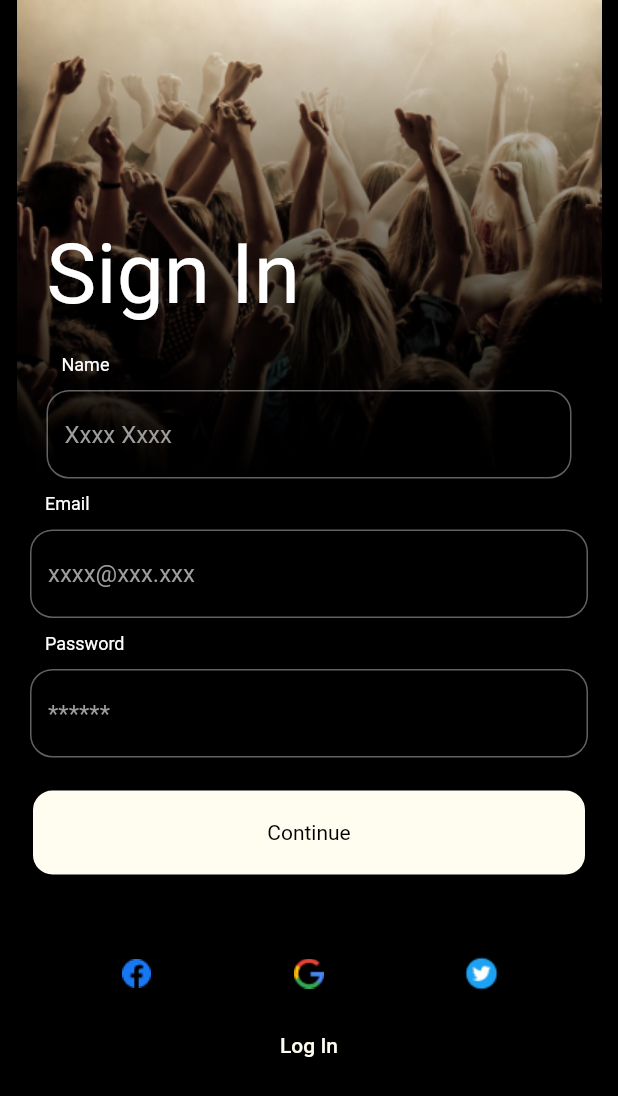
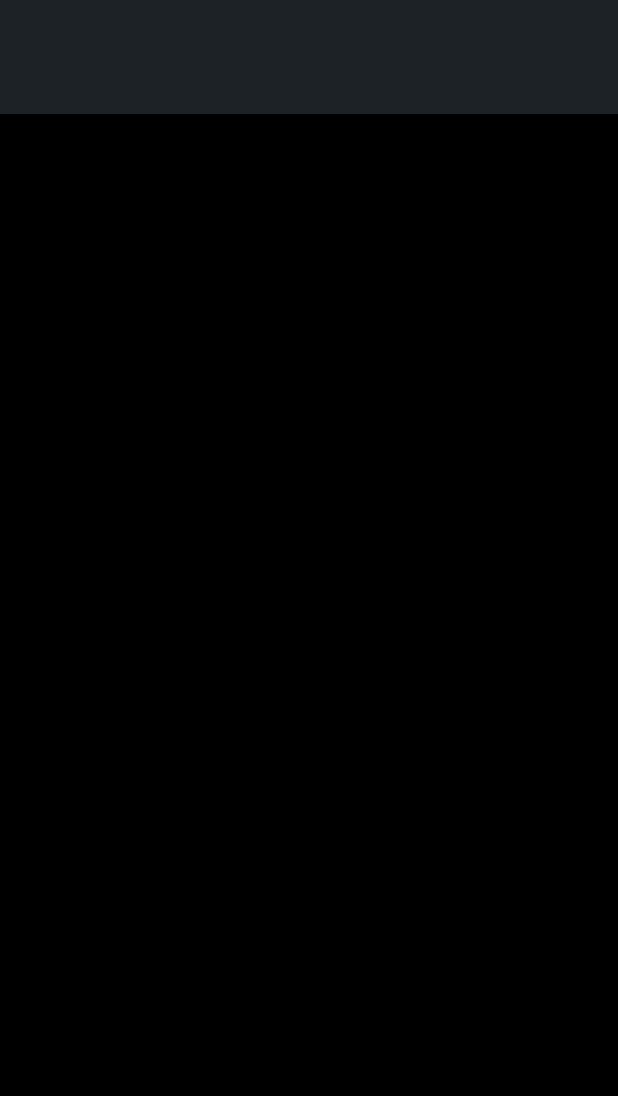
Before and after one commit to aysekayabay/activist_app, a Flutter app: the screen it shows after launch, on a phone screen of 412 x 824 dp. Shown: the top 1096 px of the screen. Run offline on Flutter 3.47's test engine with Material 2 defaults, Android fonts, the phone set to English and light mode, and no system bars; our stand-ins replace cloud_firestore, firebase_auth, firebase_core, flutter_mobx, geocoding, google_sign_in and 1 more; missing offline and left inert: flutter_facebook_auth; accounts and stored records are empty; generated files the repository leaves out were written again; Roboto replaces fonts that are missing (Poppins).

Commit message:
custom app bar designed

```diff
--- /dev/null
+++ b/lib/core/components/app_bar/custom_app_bar.dart
@@ -0,0 +1,92 @@
+import 'package:akademi_bootcamp/core/constants/image/image_constants.dart';
+import 'package:akademi_bootcamp/core/constants/theme/theme_constants.dart';
+import 'package:flutter/material.dart';
+
+class CustomAppBar extends StatelessWidget implements PreferredSizeWidget {
+  final BuildContext context;
+  final double height;
+  final AppBarWidgets? left;
+  final AppBarWidgets? right;
+  final AppBarWidgets? center;
+  final Color? leftIconColor;
+  final Color? rightIconColor;
+  final String? centerTitle;
+
+  CustomAppBar({required this.context, this.height = kToolbarHeight, this.left, this.right, this.center, this.leftIconColor, this.rightIconColor, this.centerTitle});
+
+  @override
+  Size get preferredSize => Size.fromHeight(height + AppSizes.mediumSize);
+  Widget leftWidgetGenerator() {
+    if (left != null) {
+      switch (left) {
+        case AppBarWidgets.BACK:
+          return Image.asset(ImageConstants.BACK, color: leftIconColor ?? null);
+        case AppBarWidgets.PROFILE:
+          return profileWidget();
+        default:
+          return SizedBox();
+      }
+    }
+    return SizedBox();
+  }
+
+  Container profileWidget() {
+    return Container(
+      padding: EdgeInsets.all(AppSizes.lowSize),
+      decoration: BoxDecoration(shape: BoxShape.circle),
+      child: Center(child: Image.asset(ImageConstants.AUTH_IMAGE, width: preferredSize.height, height: preferredSize.height, fit: BoxFit.fitWidth)),
+    );
+  }
+
+  Widget rightWidgetGenerator() {
+    if (right != null) {
+      switch (right) {
+        case AppBarWidgets.NEXT:
+          return Image.asset(ImageConstants.NEXT, color: rightIconColor ?? null);
+        case AppBarWidgets.NOT_FAVOURITE:
+          return Icon(Icons.favorite_outline_rounded, size: preferredSize.height / 2, color: AppColors.vanillaShake);
+        case AppBarWidgets.FAVOURITE:
+          return Icon(Icons.favorite_rounded, size: preferredSize.height / 2, color: AppColors.red);
+        case AppBarWidgets.NOT_NOTIFICATION:
+          return Image.asset(ImageConstants.NOTIFICATION, color: rightIconColor ?? null);
+        case AppBarWidgets.NOTIFICATION: //TODO prepare functions
+          return Image.asset(ImageConstants.NOTIFICATION, color: rightIconColor ?? null);
+        default:
+          return SizedBox();
+      }
+    }
+    return SizedBox();
+  }
+
+  Widget centerWidgetGenerator() {
+    if (center != null) {
+      switch (center) {
+        case AppBarWidgets.LOGO:
+          return Image.asset(ImageConstants.LOGO_GREY);
+        case AppBarWidgets.TITLE:
+          return Align(alignment: Alignment.center, child: Text(centerTitle ?? '', style: Theme.of(context).textTheme.labelMedium!.copyWith(color: AppColors.darkGrey)));
+        default:
+          return SizedBox();
+      }
+    }
+    return SizedBox();
+  }
+
+  @override
+  Widget build(BuildContext context) {
+    double widgetWith = AppSizes.highSize + AppSizes.mediumSize;
+    return Container(
+        color: Color.fromARGB(255, 28, 34, 37),
+        height: preferredSize.height,
+        child: Row(
+          mainAxisAlignment: MainAxisAlignment.spaceBetween,
+          children: [
+            Container(width: widgetWith, height: preferredSize.height, child: leftWidgetGenerator()),
+            Container(height: preferredSize.height, child: centerWidgetGenerator()),
+            Container(width: widgetWith, height: preferredSize.height, child: rightWidgetGenerator()),
+          ],
+        ));
+  }
+}
+
+enum AppBarWidgets { LOGO, TITLE, NOTIFICATION, BACK, NEXT, PROFILE, FAVOURITE, NOT_FAVOURITE, NOT_NOTIFICATION }
--- a/lib/core/constants/image/image_constants.dart
+++ b/lib/core/constants/image/image_constants.dart
@@ -6,6 +6,10 @@ class ImageConstants {
   static final String GOOGLE = iconToPng("google");
   static final String TWITTER = iconToPng("twitter");
   static final String FACEBOOK = iconToPng("facebook");
+  static final String LOGO_GREY = iconToPng("logo_grey");
+  static final String BACK = iconToPng("back");
+  static final String NEXT = iconToPng("next");
+  static final String NOTIFICATION = iconToPng("notification");
 }
 
 String iconToPng(String name) => 'assets/icons/$name.png';
--- a/lib/core/constants/navigation/navigation_constants.dart
+++ b/lib/core/constants/navigation/navigation_constants.dart
@@ -2,4 +2,5 @@ class NavigationConstants {
   static const String HOME = '/home';
   static const String LOGIN = '/login';
   static const String PROFILE = '/profile';
+  static const String TEST = '/test';
 }
--- a/lib/core/constants/theme/theme_constants.dart
+++ b/lib/core/constants/theme/theme_constants.dart
@@ -4,6 +4,8 @@ class AppColors {
   const AppColors._();
   static Color vanillaShake = Color(0xffFFFCF0);
   static Color black = Color(0xff000000);
+  static Color red = Color(0xffDC2C2C);
+  static Color darkGrey = Color(0xff6B6B6B);
 }
 
 class AppSizes {
--- a/lib/core/init/navigation/navigation_route.dart
+++ b/lib/core/init/navigation/navigation_route.dart
@@ -1,9 +1,10 @@
 import 'package:akademi_bootcamp/core/constants/navigation/navigation_constants.dart';
+import 'package:akademi_bootcamp/testview.dart';
 import 'package:flutter/material.dart';
 
 import '../../../product/auth/login_view.dart';
 import '../../../product/home/events_view.dart';
-import '../../components/cards/page/not_found_navigation.dart';
+import '../../components/page/not_found_navigation.dart';
 
 class NavigationRoute {
   NavigationRoute._();
@@ -15,6 +16,8 @@ class NavigationRoute {
         return navigate(EventsView());
       case NavigationConstants.LOGIN:
         return navigate(LoginView());
+      case NavigationConstants.TEST:
+        return navigate(TestView());
       default:
         MaterialPageRoute(builder: (context) => NotFoundNavigatonWidget());
     }
--- a/lib/product/auth/login_view.dart
+++ b/lib/product/auth/login_view.dart
@@ -33,7 +33,9 @@ class _LoginViewState extends BaseState<LoginView> {
                 onTap: () => _viewModel.authFunction(context)),
             // dividerWidget(),
             iconButtons(),
-            TextButton(onPressed: () => _viewModel.changeAuthType(), child: Text(_viewModel.signUp)),
+            Observer(builder: (context) {
+              return TextButton(onPressed: () => _viewModel.changeAuthType(), child: Text(_viewModel.authType == AuthType.SIGN_IN ? _viewModel.signIn : _viewModel.logIn));
+            }),
           ],
         ),
       ),
@@ -80,7 +82,7 @@ class _LoginViewState extends BaseState<LoginView> {
       return Stack(
         children: [
           Image.asset(ImageConstants.AUTH_IMAGE),
-          Positioned(left: 20, top: 150, child: Text(_viewModel.authType == AuthType.SIGN_IN ? _viewModel.signIn : _viewModel.signUp, style: themeData.textTheme.displayMedium)),
+          Positioned(left: 20, top: 150, child: Text(_viewModel.authType == AuthType.SIGN_IN ? _viewModel.signIn : _viewModel.logIn, style: themeData.textTheme.displayMedium)),
           Positioned(
               bottom: 0,
               left: 0,
--- a/lib/product/auth/login_view_model.dart
+++ b/lib/product/auth/login_view_model.dart
@@ -13,7 +13,7 @@ abstract class _LoginViewModelBase with Store {
   TextEditingController passwordController = TextEditingController();
   final String signIn = "Sign In";
   final String continueLabel = "Continue";
-  final String signUp = "Log In";
+  final String logIn = "Log In";
   @observable
   AuthType authType = AuthType.SIGN_IN;
 
--- a/lib/product/splash/splash_view.dart
+++ b/lib/product/splash/splash_view.dart
@@ -12,7 +12,7 @@ class SplashView extends StatefulWidget {
 class _SplashViewState extends State<SplashView> {
   @override
   void initState() {
-    Future.delayed(Duration(seconds: 3)).then((value) => NavigationService.instance.navigateToPageRemoved(path: NavigationConstants.LOGIN));
+    Future.delayed(Duration(seconds: 3)).then((value) => NavigationService.instance.navigateToPageRemoved(path: NavigationConstants.TEST));
     super.initState();
   }
 
--- /dev/null
+++ b/lib/testview.dart
@@ -0,0 +1,20 @@
+import 'package:akademi_bootcamp/core/components/app_bar/custom_app_bar.dart';
+import 'package:flutter/material.dart';
+
+class TestView extends StatefulWidget {
+  const TestView({super.key});
+
+  @override
+  State<TestView> createState() => _TestViewState();
+}
+
+class _TestViewState extends State<TestView> {
+  @override
+  Widget build(BuildContext context) {
+    return SafeArea(
+      child: Scaffold(
+        appBar: CustomAppBar(context: context),
+      ),
+    );
+  }
+}
```
Also changed, not shown: assets/icons/back.png (added), assets/icons/logo_grey.png (added), assets/icons/next.png (added), assets/icons/notification.png (added), lib/core/components/page/not_found_navigation.dart (renamed from lib/core/components/cards/page/not_found_navigation.dart), 5 other files.
